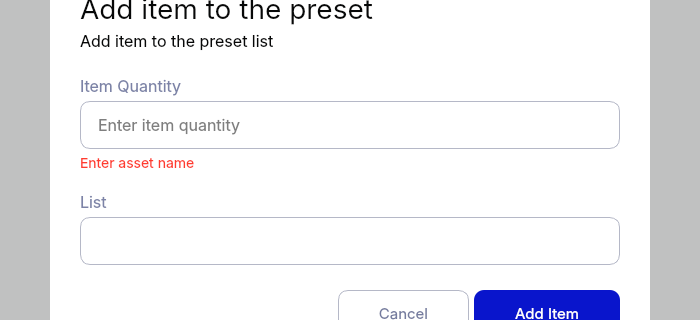
Above: resources/modal_window.ui from dmitry-vokhmin/Moving_Calc_GUI before the change; both pictures show x 124 to 824 and y 226 to 546 of the 948 by 775 pixel window. Below: the same form after it.
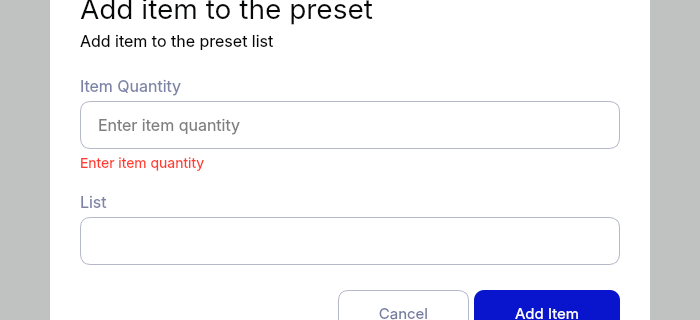
That is the form after the change. The open tabs and pages were chosen to show the change. Icons and pictures are not drawn.

```diff
--- a/resources/modal_window.ui
+++ b/resources/modal_window.ui
@@ -2902,6 +2902,7 @@
 }
 
 QComboBox {
+	background: #FFFFFF;
 	border-radius: 10px;
 	border: 1px solid #B5B8C7;
 	padding-left: 15px;
@@ -3100,7 +3101,7 @@
                 <string notr="true"/>
                </property>
                <property name="text">
-                <string>Enter asset name</string>
+                <string>Enter item quantity</string>
                </property>
                <property name="alignment">
                 <set>Qt::AlignJustify|Qt::AlignVCenter</set>
```
Left out of the diff: 5 changed lines with no effect on the pictures.
